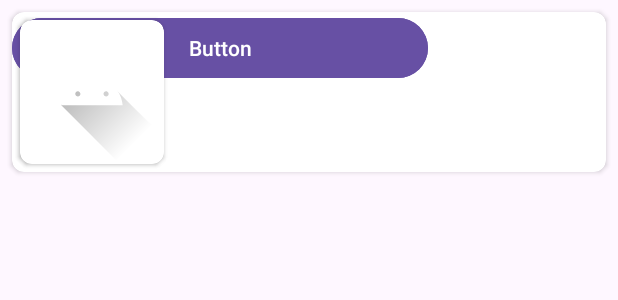
After one commit to eliagarcia/Perros, an Android app: the layout fragment_cataleg.xml on its own in the app's theme, with its tools: preview values and no code run, on a phone screen of 412 x 824 dp. The commit adds this screen. Shown: the top 300 px of the screen. Run offline under Robolectric (Android 15) with nearby library versions, the phone set to English and light mode, and no system bars.

Commit message:
hasta la polla <3

```diff
--- a/app/src/main/AndroidManifest.xml
+++ b/app/src/main/AndroidManifest.xml
@@ -18,7 +18,7 @@
 <!--            android:name=".presentation.ui.activities.MainActivity"-->
 <!--            android:exported="false" />-->
         <activity
-            android:name=".presentation.ui.activities.LogInActivity"
+            android:name=".presentation.ui.activities.MainActivity"
             android:exported="true">
             <intent-filter>
                 <action android:name="android.intent.action.MAIN" />
--- a/app/src/main/java/edu/ub/pis2324/xoping/presentation/ui/activities/LogInActivity.java
+++ b/app/src/main/java/edu/ub/pis2324/xoping/presentation/ui/activities/LogInActivity.java
@@ -41,7 +41,7 @@ public class LogInActivity extends AppCompatActivity {
         setContentView(binding.getRoot());
 
         /* Initializations */
-        initLogIn();
+
 
     }
 
--- /dev/null
+++ b/app/src/main/res/layout/fragment_cataleg.xml
@@ -0,0 +1,100 @@
+<?xml version="1.0" encoding="utf-8"?>
+<androidx.cardview.widget.CardView
+    xmlns:android="http://schemas.android.com/apk/res/android"
+    xmlns:app="http://schemas.android.com/apk/res-auto"
+    xmlns:tools="http://schemas.android.com/tools"
+    android:layout_width="match_parent"
+    android:layout_height="wrap_content"
+    android:layout_margin="8dp"
+    android:elevation="8dp"
+    app:cardCornerRadius="8dp">
+
+    <androidx.constraintlayout.widget.ConstraintLayout
+        android:layout_width="match_parent"
+        android:layout_height="match_parent">
+
+
+
+        <androidx.cardview.widget.CardView
+            android:id="@+id/ivProductImageCard"
+            android:layout_width="96dp"
+            android:layout_height="96dp"
+            android:layout_margin="5dp"
+            android:elevation="0dp"
+            app:cardCornerRadius="8dp"
+            app:layout_constraintBottom_toBottomOf="parent"
+            app:layout_constraintStart_toStartOf="parent"
+            app:layout_constraintTop_toTopOf="parent">
+
+
+
+            <ImageView
+                android:id="@+id/ivProductImage"
+                android:layout_width="match_parent"
+                android:layout_height="match_parent"
+                app:srcCompat="@drawable/ic_launcher_foreground" />
+
+
+
+
+        </androidx.cardview.widget.CardView>
+
+        <Button
+            android:id="@+id/button7"
+            android:layout_width="277dp"
+            android:layout_height="48dp"
+            android:text="Button"
+            android:visibility="visible"
+            tools:layout_editor_absoluteX="112dp"
+            tools:layout_editor_absoluteY="24dp"
+            tools:ignore="MissingConstraints" />
+
+
+        <!-- EXERCICI 2 -->
+    </androidx.constraintlayout.widget.ConstraintLayout>
+
+    <androidx.constraintlayout.widget.ConstraintLayout
+        android:layout_width="match_parent"
+        android:layout_height="match_parent"
+        app:layout_constraintTop_toBottomOf="@id/ivProductImageCard" >
+
+
+
+        <androidx.cardview.widget.CardView
+            android:id="@+id/ivProductImageCard2"
+            android:layout_width="96dp"
+            android:layout_height="96dp"
+            android:layout_margin="5dp"
+            android:elevation="0dp"
+            app:cardCornerRadius="8dp"
+            app:layout_constraintBottom_toBottomOf="parent"
+            app:layout_constraintStart_toStartOf="parent"
+            app:layout_constraintTop_toTopOf="parent">
+
+
+
+            <ImageView
+                android:id="@+id/ivProductImage2"
+                android:layout_width="match_parent"
+                android:layout_height="match_parent"
+                app:srcCompat="@drawable/ic_launcher_foreground" />
+
+
+
+
+        </androidx.cardview.widget.CardView>
+
+        <Button
+            android:id="@+id/button8"
+            android:layout_width="277dp"
+            android:layout_height="48dp"
+            android:text="Button"
+            android:visibility="visible"
+            tools:layout_editor_absoluteX="112dp"
+            tools:layout_editor_absoluteY="24dp"
+            tools:ignore="MissingConstraints" />
+
+
+        <!-- EXERCICI 2 -->
+    </androidx.constraintlayout.widget.ConstraintLayout>
+</androidx.cardview.widget.CardView>
--- a/app/src/main/res/layout/fragment_log_in.xml
+++ b/app/src/main/res/layout/fragment_log_in.xml
@@ -1,5 +1,3 @@
-<?xml version="1.0" encoding="utf-8"?>
-
 <androidx.constraintlayout.widget.ConstraintLayout
     xmlns:android="http://schemas.android.com/apk/res/android"
     xmlns:app="http://schemas.android.com/apk/res-auto"
```
Also changed, not shown: 1 other file.
